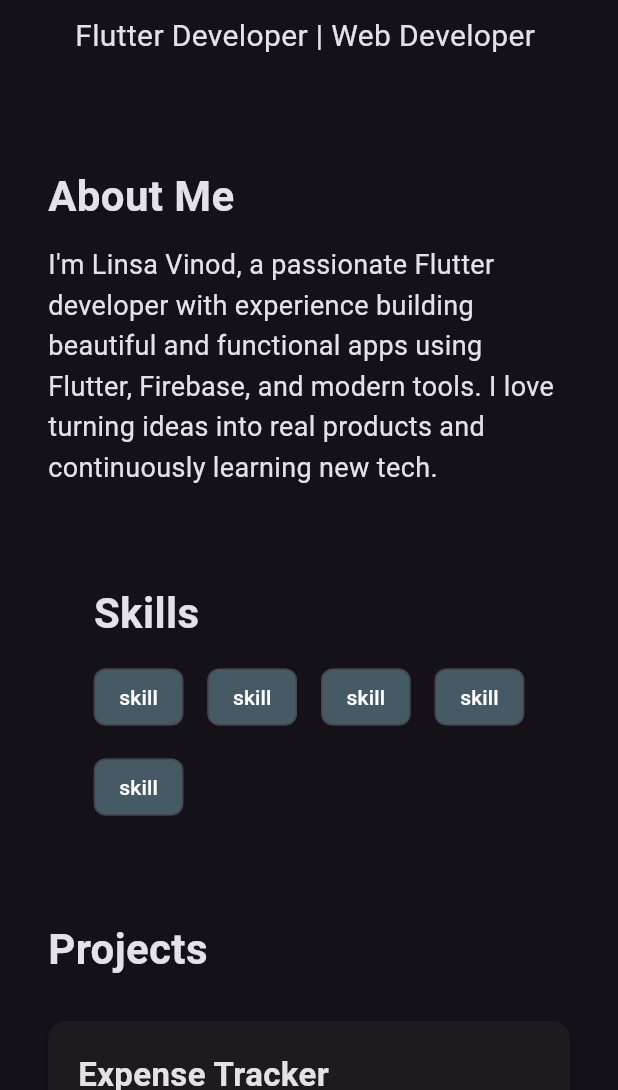
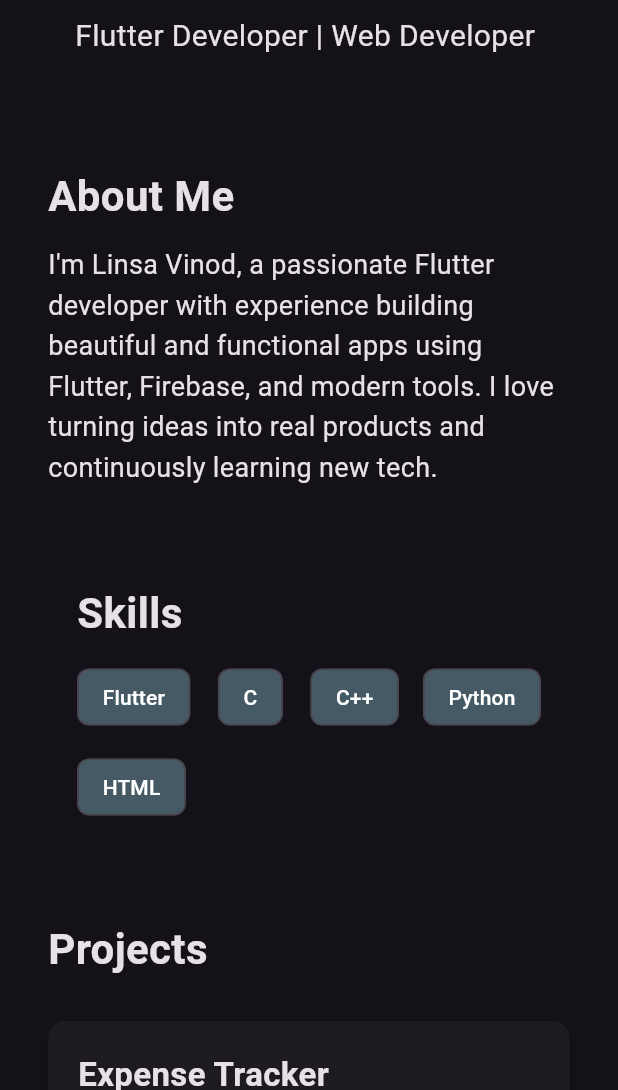
Before and after one commit to Linsavinod/portfolio, a Flutter app: the screen it shows after launch, on a phone screen of 412 x 824 dp, the part 146-1236 px from its top. Run offline on Flutter 3.47's test engine with Material 3 defaults, Android fonts, the phone set to English and light mode, and no system bars.

Commit message:
second commit

```diff
--- a/lib/widgets/skills_section.dart
+++ b/lib/widgets/skills_section.dart
@@ -26,8 +26,8 @@ import 'package:flutter/material.dart';
             spacing:16,
             runSpacing:12,
             children: skills
-            .map((skills) => Chip(
-              label: Text('skill'),
+            .map((skill) => Chip(
+              label: Text(skill),
               backgroundColor: Colors.blueGrey.shade700,
               labelStyle: const TextStyle(color: Colors.white),
               ))
--- a/pubspec.yaml
+++ b/pubspec.yaml
@@ -30,7 +30,7 @@ environment:
 dependencies:
   flutter:
     sdk: flutter
-  url_launcher: ^6.2.4
+  url_launcher: ^6.2.5
 
   # The following adds the Cupertino Icons font to your application.
   # Use with the CupertinoIcons class for iOS style icons.
```
Also changed, not shown: lib/widgets/contact_section.dart (+33 -9 lines), lib/pages/projects_page.dart (deleted), 1 other file.
